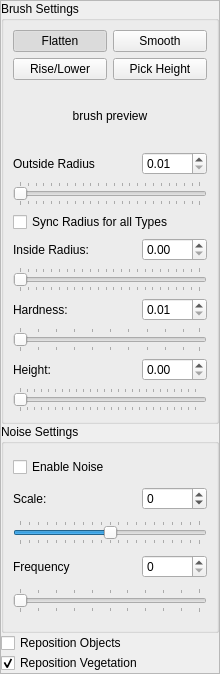
Old version of the form dev/Code/Sandbox/Editor/TerrainModifyPanel.ui in the repository aws/lumberyard.
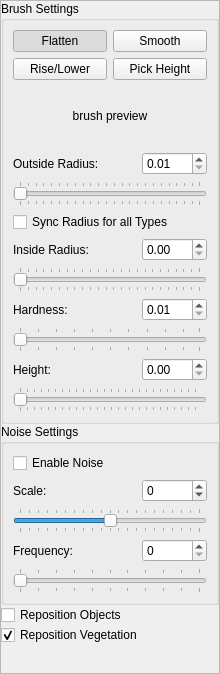
New version of the form. Custom widgets are drawn as their Qt base class.

Diff of the .ui file:
```diff
--- a/dev/Code/Sandbox/Editor/TerrainModifyPanel.ui
+++ b/dev/Code/Sandbox/Editor/TerrainModifyPanel.ui
@@ -178,7 +178,7 @@
             <item>
              <widget class="QLabel" name="outsideRadiusLabel">
               <property name="text">
-               <string>Outside Radius</string>
+               <string>Outside Radius:</string>
               </property>
               <property name="alignment">
                <set>Qt::AlignLeading|Qt::AlignLeft|Qt::AlignVCenter</set>
@@ -437,7 +437,7 @@
             <item>
              <widget class="QLabel" name="noiseFrequencyLabel">
               <property name="text">
-               <string>Frequency</string>
+               <string>Frequency:</string>
               </property>
               <property name="alignment">
                <set>Qt::AlignLeading|Qt::AlignLeft|Qt::AlignVCenter</set>
@@ -495,6 +495,19 @@
          </property>
         </widget>
        </item>
+       <item>
+        <spacer name="verticalSpacer">
+         <property name="orientation">
+          <enum>Qt::Vertical</enum>
+         </property>
+         <property name="sizeHint" stdset="0">
+          <size>
+           <width>20</width>
+           <height>40</height>
+          </size>
+         </property>
+        </spacer>
+       </item>
       </layout>
      </widget>
     </widget>
```
Left out of the diff: 9 changed lines with no effect on the pictures.
